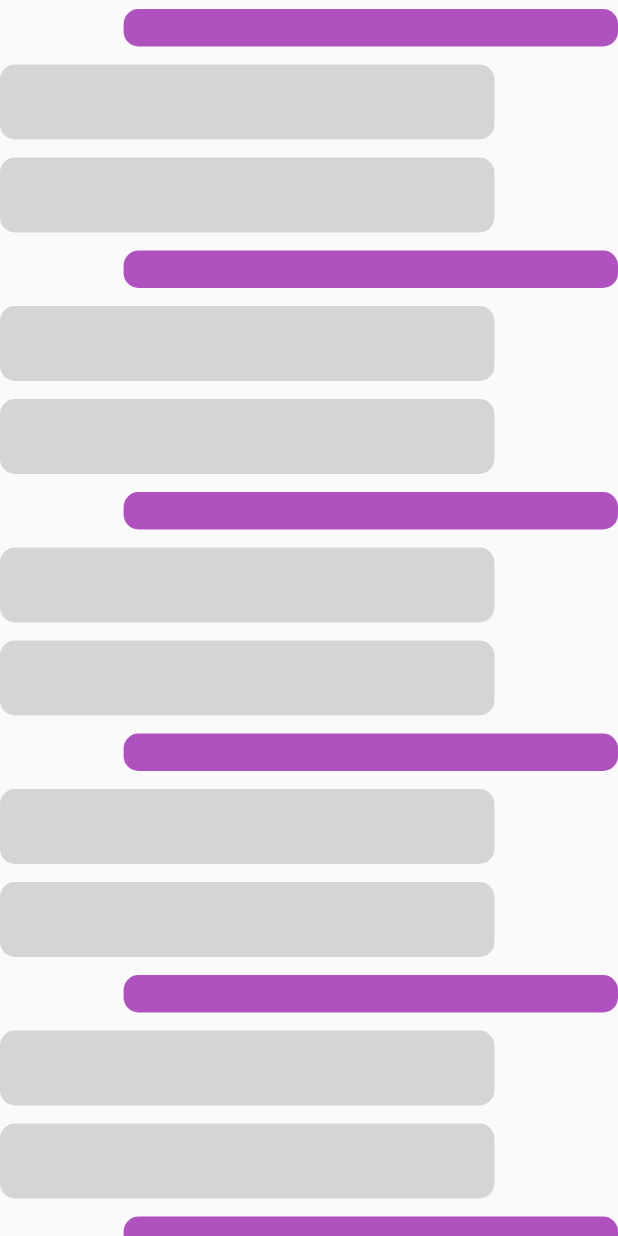
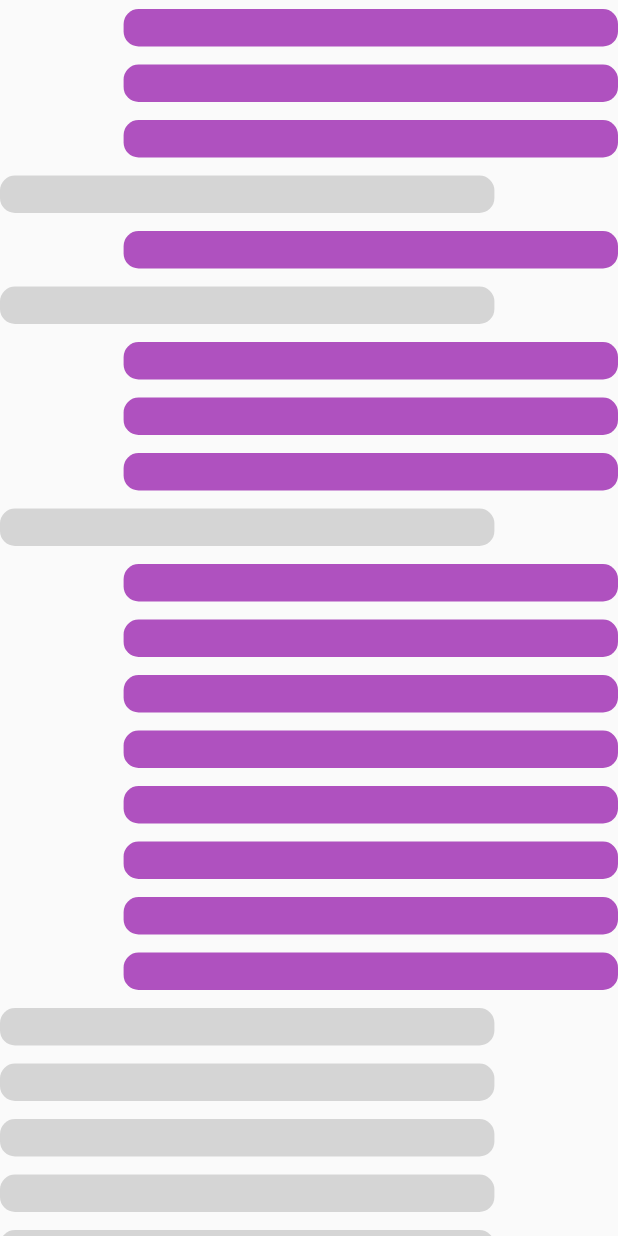
Before and after one commit to pstromberg98/flutter_bouncy, a Flutter app: the screen it shows after launch, on a phone screen of 412 x 824 dp. Run offline on Flutter 3.47's test engine with Material 2 defaults, Android fonts, the phone set to English and light mode, and no system bars.

```diff
--- a/example/lib/main.dart
+++ b/example/lib/main.dart
@@ -27,17 +27,73 @@ class SpringTest extends StatefulWidget {
 }
 
 class SpringTestState extends State<SpringTest> {
+  late List<Widget> children = [
+    _buildChatMessage(true, key: GlobalKey()),
+    _buildChatMessage(true, key: GlobalKey()),
+    _buildChatMessage(true, key: GlobalKey()),
+    _buildChatMessage(true, key: GlobalKey()),
+    _buildChatMessage(true, key: GlobalKey()),
+    _buildChatMessage(true, key: GlobalKey()),
+    _buildChatMessage(true, key: GlobalKey()),
+    _buildChatMessage(true, key: GlobalKey()),
+    _buildChatMessage(true, key: GlobalKey()),
+    _buildChatMessage(true, key: GlobalKey()),
+    _buildChatMessage(true, key: GlobalKey()),
+    _buildChatMessage(true, key: GlobalKey()),
+    _buildChatMessage(true, key: GlobalKey()),
+    _buildChatMessage(true, key: GlobalKey()),
+    _buildChatMessage(true, key: GlobalKey()),
+    _buildChatMessage(true, key: GlobalKey()),
+    _buildChatMessage(true, key: GlobalKey()),
+    _buildChatMessage(true, key: GlobalKey()),
+    _buildChatMessage(true, key: GlobalKey()),
+    _buildChatMessage(true, key: GlobalKey()),
+    _buildChatMessage(true, key: GlobalKey()),
+    _buildChatMessage(true, key: GlobalKey()),
+    _buildChatMessage(false, key: GlobalKey()),
+    _buildChatMessage(false, key: GlobalKey()),
+    _buildChatMessage(false, key: GlobalKey()),
+    _buildChatMessage(false, key: GlobalKey()),
+    _buildChatMessage(false, key: GlobalKey()),
+    _buildChatMessage(false, key: GlobalKey()),
+    _buildChatMessage(false, key: GlobalKey()),
+    _buildChatMessage(false, key: GlobalKey()),
+    _buildChatMessage(true, key: GlobalKey()),
+    _buildChatMessage(true, key: GlobalKey()),
+    _buildChatMessage(true, key: GlobalKey()),
+    _buildChatMessage(true, key: GlobalKey()),
+    _buildChatMessage(true, key: GlobalKey()),
+    _buildChatMessage(true, key: GlobalKey()),
+    _buildChatMessage(true, key: GlobalKey()),
+    _buildChatMessage(true, key: GlobalKey()),
+    _buildChatMessage(false, key: GlobalKey()),
+    _buildChatMessage(true, key: GlobalKey()),
+    _buildChatMessage(true, key: GlobalKey()),
+    _buildChatMessage(true, key: GlobalKey()),
+    _buildChatMessage(false, key: GlobalKey()),
+    _buildChatMessage(true, key: GlobalKey()),
+    _buildChatMessage(false, key: GlobalKey()),
+    _buildChatMessage(true, key: GlobalKey()),
+    _buildChatMessage(true, key: GlobalKey()),
+    _buildChatMessage(true, key: GlobalKey()),
+  ];
+
+  @override
+  void initState() {
+    Stream.periodic(Duration(seconds: 6)).listen((event) {
+      setState(() {
+        children = children.reversed.toList();
+      });
+    });
+    super.initState();
+  }
+
   @override
   Widget build(BuildContext context) {
     return Scaffold(
       body: SafeArea(
-        child: BouncyList.builder(
-          itemBuilder: (context, index) {
-            return _buildChatMessage(
-              index % 3 == 0,
-              height: index % 3 == 0 ? 25 : 50,
-            );
-          },
+        child: BouncyList(
+          children: children,
         ),
       ),
     );
@@ -46,8 +102,10 @@ class SpringTestState extends State<SpringTest> {
   Widget _buildChatMessage(
     bool isSender, {
     double? height = 25,
+    Key? key,
   }) {
     return Padding(
+      key: key,
       padding: EdgeInsets.symmetric(vertical: 6),
       child: Align(
         alignment: isSender ? Alignment.centerRight : Alignment.centerLeft,
--- a/lib/src/rendering/bouncy_render_sliver_list.dart
+++ b/lib/src/rendering/bouncy_render_sliver_list.dart
@@ -1,6 +1,5 @@
 import 'package:flutter/rendering.dart';
 import 'package:flutter_bouncy/flutter_bouncy.dart';
-import 'package:flutter_bouncy/src/widgets/widgets.dart';
 
 class BouncyRenderSliverState {
   final double springLength;
@@ -115,8 +114,7 @@ class BouncyRenderSliverList extends RenderSliverMultiBoxAdaptor {
         addExtent = true;
         break;
     }
-    assert(mainAxisUnit != null);
-    assert(addExtent != null);
+
     RenderBox? child = firstChild;
     while (child != null) {
       final double mainAxisDelta = childMainAxisPosition(child);
@@ -183,6 +181,21 @@ class BouncyRenderSliverList extends RenderSliverMultiBoxAdaptor {
     int leadingGarbage = 0;
     int trailingGarbage = 0;
     bool reachedEnd = false;
+
+    // Trash leading children that haven't been previously laid out (most likely resulting from reordering).
+    int leadingGarbageWithoutLayout = 0;
+    RenderBox? child = firstChild;
+    while (child != null) {
+      if (childScrollOffset(child) == null) {
+        leadingGarbageWithoutLayout++;
+      } else {
+        break;
+      }
+
+      child = childAfter(child);
+    }
+
+    collectGarbage(leadingGarbageWithoutLayout, 0);
 
     if (firstChild == null) {
       if (!addInitialChild()) {
--- a/lib/src/spring_simulator.dart
+++ b/lib/src/spring_simulator.dart
@@ -3,7 +3,7 @@ import 'package:flutter/scheduler.dart';
 class SpringConfiguration {
   final double mass;
   final double k;
-  double damping;
+  final double damping;
 
   SpringConfiguration({
     required this.mass,
```
Also changed, not shown: example/pubspec.lock.
